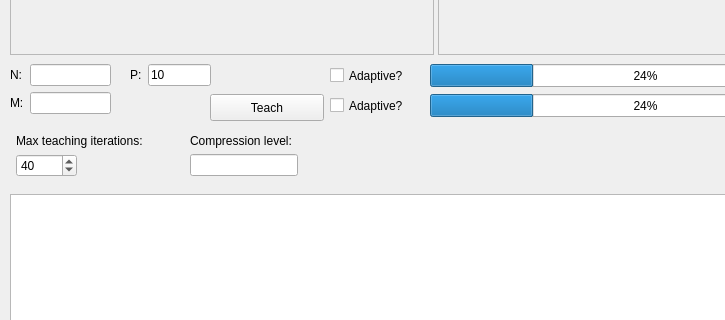
Above: ui/main.ui from whiter4bbit/neur_compressor before the change; both pictures show x 0 to 725 and y 255 to 575 of the 877 by 836 pixel window. Below: the same form after it.
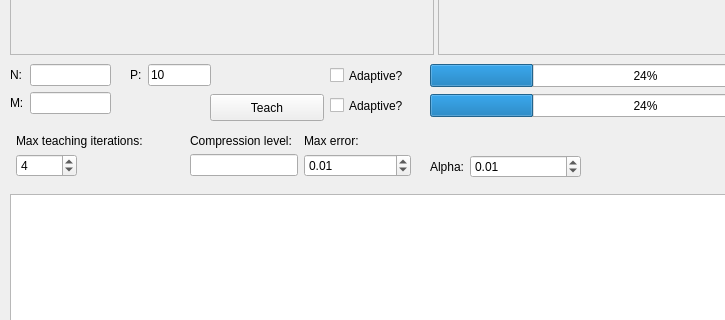
That is the form after the change.

Patch:
```diff
--- a/ui/main.ui
+++ b/ui/main.ui
@@ -236,7 +236,7 @@
         <number>10000</number>
        </property>
        <property name="value">
-        <number>40</number>
+        <number>4</number>
        </property>
       </widget>
      </item>
@@ -247,7 +247,7 @@
      <rect>
       <x>190</x>
       <y>370</y>
-      <width>271</width>
+      <width>221</width>
       <height>52</height>
      </rect>
     </property>
@@ -261,6 +261,52 @@
      </item>
      <item row="1" column="0">
       <widget class="QLineEdit" name="comprLevelEdit"/>
+     </item>
+     <item row="0" column="1">
+      <widget class="QLabel" name="label_6">
+       <property name="text">
+        <string>Max error:</string>
+       </property>
+      </widget>
+     </item>
+     <item row="1" column="1">
+      <widget class="QDoubleSpinBox" name="errorSpinBox">
+       <property name="singleStep">
+        <double>0.010000000000000</double>
+       </property>
+       <property name="value">
+        <double>0.010000000000000</double>
+       </property>
+      </widget>
+     </item>
+    </layout>
+   </widget>
+   <widget class="QWidget" name="formLayoutWidget_5">
+    <property name="geometry">
+     <rect>
+      <x>430</x>
+      <y>391</y>
+      <width>151</width>
+      <height>31</height>
+     </rect>
+    </property>
+    <layout class="QFormLayout" name="formLayout_5">
+     <item row="0" column="0">
+      <widget class="QLabel" name="label_7">
+       <property name="text">
+        <string>Alpha:</string>
+       </property>
+      </widget>
+     </item>
+     <item row="0" column="1">
+      <widget class="QDoubleSpinBox" name="alphaSpinBox">
+       <property name="singleStep">
+        <double>0.001000000000000</double>
+       </property>
+       <property name="value">
+        <double>0.010000000000000</double>
+       </property>
+      </widget>
      </item>
     </layout>
    </widget>
```
